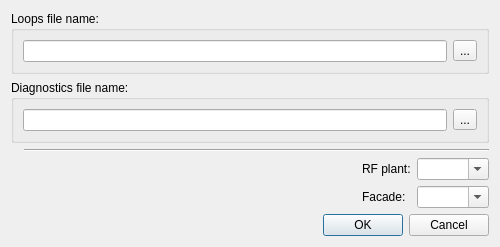
Qt form widgets/ui/FileLoader.ui (srgblnch/FastDataLoggerGUI) before a commit.
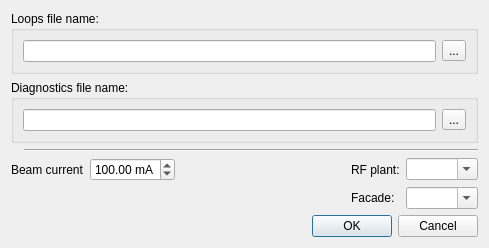
The same form after that commit. Custom widgets are drawn as their Qt base class.

Commit message: moved the setting of the beam current to the loader dialog (this make it a constant value) where it has more significance

```diff
--- a/widgets/ui/FileLoader.ui
+++ b/widgets/ui/FileLoader.ui
@@ -6,8 +6,8 @@
    <rect>
     <x>0</x>
     <y>0</y>
-    <width>500</width>
-    <height>222</height>
+    <width>489</width>
+    <height>220</height>
    </rect>
   </property>
   <property name="windowTitle">
@@ -37,28 +37,7 @@
    </item>
    <item row="3" column="0" colspan="2">
     <layout class="QGridLayout" name="fineTuneLayout">
-     <item row="0" column="2">
-      <widget class="QComboBox" name="locationCombo">
-       <property name="editable">
-        <bool>true</bool>
-       </property>
-      </widget>
-     </item>
-     <item row="1" column="1">
-      <widget class="QLabel" name="facadeLabel">
-       <property name="text">
-        <string>Facade:</string>
-       </property>
-      </widget>
-     </item>
-     <item row="1" column="2">
-      <widget class="QComboBox" name="facadeCombo">
-       <property name="editable">
-        <bool>true</bool>
-       </property>
-      </widget>
-     </item>
-     <item row="0" column="1">
+     <item row="0" column="3">
       <widget class="QLabel" name="locationLabel">
        <property name="text">
         <string>RF plant:</string>
@@ -66,6 +45,20 @@
       </widget>
      </item>
      <item row="0" column="0">
+      <widget class="QLabel" name="beamCurrentLabel">
+       <property name="text">
+        <string>Beam current</string>
+       </property>
+      </widget>
+     </item>
+     <item row="1" column="4">
+      <widget class="QComboBox" name="facadeCombo">
+       <property name="editable">
+        <bool>true</bool>
+       </property>
+      </widget>
+     </item>
+     <item row="0" column="2">
       <spacer name="horizontalSpacer">
        <property name="orientation">
         <enum>Qt::Horizontal</enum>
@@ -78,6 +71,36 @@
        </property>
       </spacer>
      </item>
+     <item row="1" column="3">
+      <widget class="QLabel" name="facadeLabel">
+       <property name="text">
+        <string>Facade:</string>
+       </property>
+      </widget>
+     </item>
+     <item row="0" column="4">
+      <widget class="QComboBox" name="locationCombo">
+       <property name="editable">
+        <bool>true</bool>
+       </property>
+      </widget>
+     </item>
+     <item row="0" column="1">
+      <widget class="QDoubleSpinBox" name="beamCurrentValue">
+       <property name="suffix">
+        <string> mA</string>
+       </property>
+       <property name="minimum">
+        <double>1.000000000000000</double>
+       </property>
+       <property name="maximum">
+        <double>400.000000000000000</double>
+       </property>
+       <property name="value">
+        <double>100.000000000000000</double>
+       </property>
+      </widget>
+     </item>
     </layout>
    </item>
    <item row="1" column="0" colspan="2">
```
The commit also changes 4 other files.
